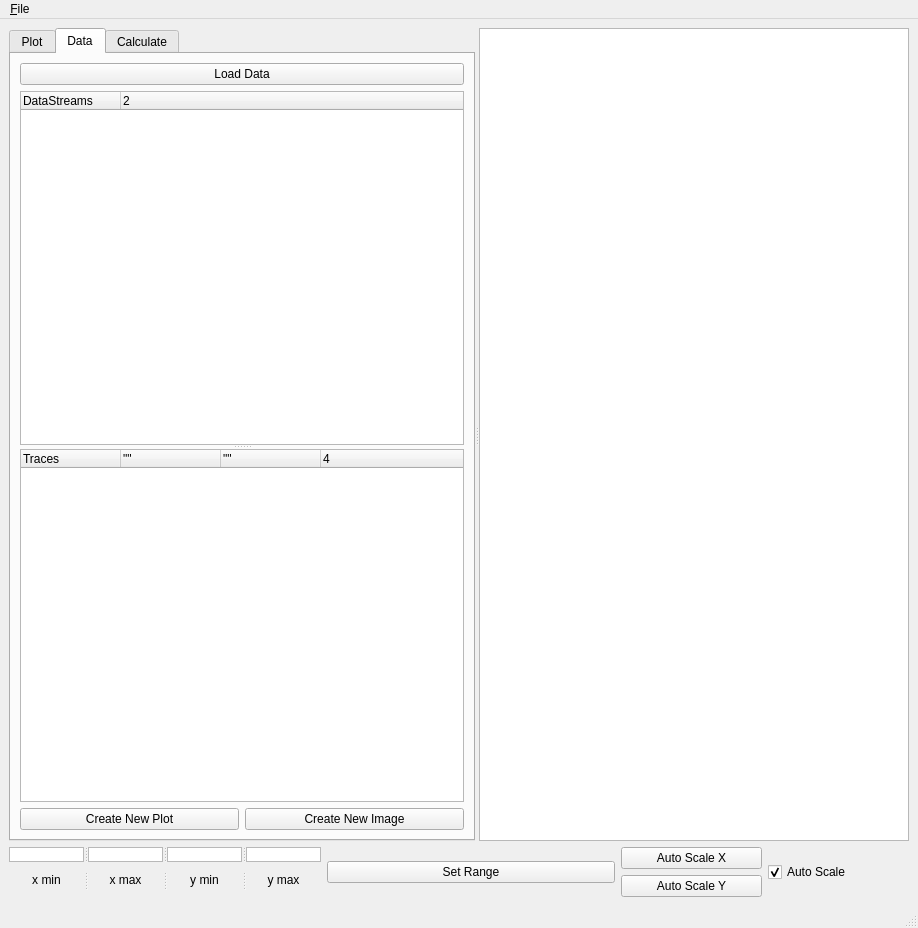
Qt form graph/graph.ui (bencorbett90/Graph) before a commit.
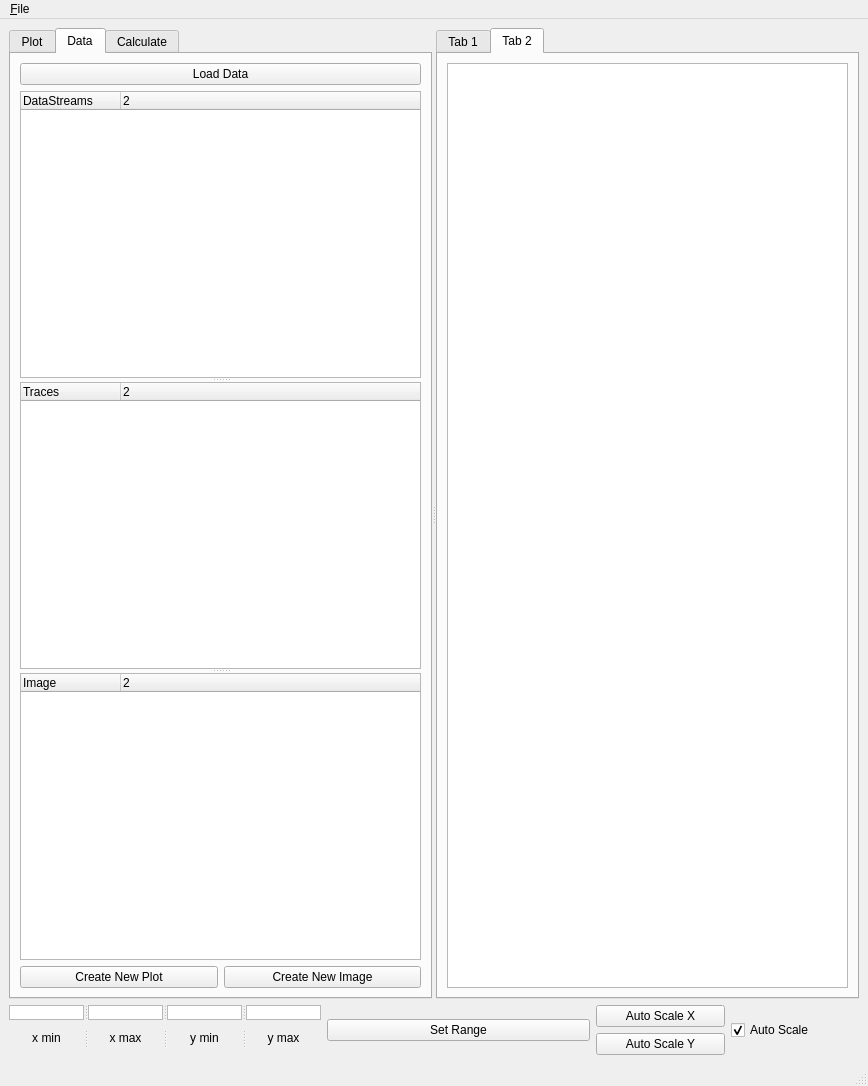
The same form after that commit. The open tabs and pages were chosen to show the change. Custom widgets are drawn as their Qt base class.

The edit to the form file:
```diff
--- a/graph/graph.ui
+++ b/graph/graph.ui
@@ -6,23 +6,17 @@
    <rect>
     <x>0</x>
     <y>0</y>
-    <width>918</width>
-    <height>928</height>
+    <width>868</width>
+    <height>1086</height>
    </rect>
   </property>
   <property name="windowTitle">
    <string>MainWindow</string>
   </property>
   <widget class="QWidget" name="centralwidget">
-   <layout class="QVBoxLayout" name="verticalLayout_4">
+   <layout class="QVBoxLayout" name="verticalLayout_7">
     <item>
      <widget class="QSplitter" name="splitter_3">
-      <property name="sizePolicy">
-       <sizepolicy hsizetype="Expanding" vsizetype="Expanding">
-        <horstretch>0</horstretch>
-        <verstretch>0</verstretch>
-       </sizepolicy>
-      </property>
       <property name="orientation">
        <enum>Qt::Horizontal</enum>
       </property>
@@ -55,15 +49,8 @@
         <attribute name="title">
          <string>Plot</string>
         </attribute>
-        <widget class="QWidget" name="layoutWidget">
-         <property name="geometry">
-          <rect>
-           <x>9</x>
-           <y>9</y>
-           <width>104</width>
-           <height>707</height>
-          </rect>
-         </property>
+        <layout class="QVBoxLayout" name="verticalLayout_4">
+         <item>
          <layout class="QHBoxLayout" name="horizontalLayout_3">
           <item>
            <layout class="QVBoxLayout" name="verticalLayout">
@@ -367,7 +354,8 @@
            </layout>
           </item>
          </layout>
-        </widget>
+         </item>
+        </layout>
        </widget>
        <widget class="QWidget" name="tab_2">
         <attribute name="title">
@@ -409,29 +397,31 @@
            </widget>
            <widget class="QTreeWidget" name="tree_trace">
             <property name="columnCount">
-             <number>4</number>
+             <number>2</number>
             </property>
             <column>
              <property name="text">
               <string>Traces</string>
              </property>
             </column>
-            <column>
-             <property name="text">
-              <string>&quot;&quot;</string>
-             </property>
-            </column>
-            <column>
-             <property name="text">
-              <string>&quot;&quot;</string>
-             </property>
-            </column>
             <column>
              <property name="text">
               <string/>
              </property>
             </column>
            </widget>
+           <widget class="QTreeWidget" name="tree_image">
+            <column>
+             <property name="text">
+              <string>Image</string>
+             </property>
+            </column>
+            <column>
+             <property name="text">
+              <string>2</string>
+             </property>
+            </column>
+           </widget>
           </widget>
          </item>
          <item>
@@ -461,9 +451,22 @@
         <layout class="QVBoxLayout" name="verticalLayout_6"/>
        </widget>
       </widget>
+      <widget class="QTabWidget" name="tabWidget_2">
+       <property name="tabShape">
+        <enum>QTabWidget::Rounded</enum>
+       </property>
+       <property name="currentIndex">
+        <number>1</number>
+       </property>
+       <widget class="QWidget" name="tab_4">
+        <attribute name="title">
+         <string>Tab 1</string>
+        </attribute>
+        <layout class="QHBoxLayout" name="horizontalLayout_6">
+         <item>
       <widget class="PlotWidget" name="plot">
        <property name="sizePolicy">
-        <sizepolicy hsizetype="Maximum" vsizetype="Maximum">
+            <sizepolicy hsizetype="Expanding" vsizetype="Expanding">
          <horstretch>0</horstretch>
          <verstretch>0</verstretch>
         </sizepolicy>
@@ -474,6 +477,33 @@
          <height>10</height>
         </size>
        </property>
+          </widget>
+         </item>
+        </layout>
+       </widget>
+       <widget class="QWidget" name="tab_5">
+        <attribute name="title">
+         <string>Tab 2</string>
+        </attribute>
+        <layout class="QHBoxLayout" name="horizontalLayout_4">
+         <item>
+          <widget class="ImageView" name="image">
+           <property name="sizePolicy">
+            <sizepolicy hsizetype="Expanding" vsizetype="Expanding">
+             <horstretch>0</horstretch>
+             <verstretch>0</verstretch>
+            </sizepolicy>
+           </property>
+           <property name="sizeIncrement">
+            <size>
+             <width>10</width>
+             <height>10</height>
+            </size>
+           </property>
+          </widget>
+         </item>
+        </layout>
+       </widget>
       </widget>
      </widget>
     </item>
@@ -550,32 +580,6 @@
             </size>
            </property>
           </widget>
-          <widget class="SpinBox" name="spin_y_min">
-           <property name="sizePolicy">
-            <sizepolicy hsizetype="Fixed" vsizetype="Fixed">
-             <horstretch>0</horstretch>
-             <verstretch>0</verstretch>
-            </sizepolicy>
-           </property>
-           <property name="minimumSize">
-            <size>
-             <width>0</width>
-             <height>0</height>
-            </size>
-           </property>
-           <property name="maximumSize">
-            <size>
-             <width>75</width>
-             <height>15</height>
-            </size>
-           </property>
-           <property name="baseSize">
-            <size>
-             <width>30</width>
-             <height>15</height>
-            </size>
-           </property>
-          </widget>
           <widget class="SpinBox" name="spin_y_max">
            <property name="enabled">
             <bool>true</bool>
@@ -605,6 +609,32 @@
             </size>
            </property>
           </widget>
+          <widget class="SpinBox" name="spin_y_min">
+           <property name="sizePolicy">
+            <sizepolicy hsizetype="Fixed" vsizetype="Fixed">
+             <horstretch>0</horstretch>
+             <verstretch>0</verstretch>
+            </sizepolicy>
+           </property>
+           <property name="minimumSize">
+            <size>
+             <width>0</width>
+             <height>0</height>
+            </size>
+           </property>
+           <property name="maximumSize">
+            <size>
+             <width>75</width>
+             <height>15</height>
+            </size>
+           </property>
+           <property name="baseSize">
+            <size>
+             <width>30</width>
+             <height>15</height>
+            </size>
+           </property>
+          </widget>
          </widget>
         </item>
         <item>
@@ -772,7 +802,7 @@
     <rect>
      <x>0</x>
      <y>0</y>
-     <width>918</width>
+     <width>868</width>
      <height>21</height>
     </rect>
    </property>
@@ -861,6 +891,11 @@
    <extends>QGraphicsView</extends>
    <header>pyqtgraph</header>
   </customwidget>
+  <customwidget>
+   <class>ImageView</class>
+   <extends>QGraphicsView</extends>
+   <header>imageview</header>
+  </customwidget>
  </customwidgets>
  <resources/>
  <connections/>
```
Left out of the diff: 5 changed lines with no effect on the pictures. Lines whose indentation alone changed are shown as unchanged.
